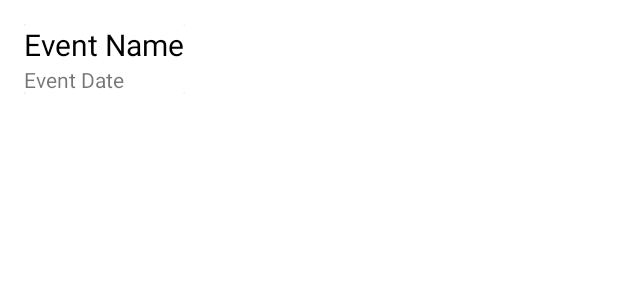
After one commit to CMPUT301F24employ/employ-events, an Android app: the layout facility_event.xml on its own in the app's theme, with its tools: preview values and no code run, on a phone screen of 412 x 824 dp. The commit adds this screen. Shown: the top 300 px of the screen. Run offline under Robolectric (Android 15) with nearby library versions, the phone set to English and light mode, and no system bars.

Commit message:
Made a working recyclerview for when an organizer wants to scroll through events in their facility

```diff
--- /dev/null
+++ b/app/src/main/res/layout/facility_event.xml
@@ -0,0 +1,35 @@
+<?xml version="1.0" encoding="utf-8"?>
+<!--Need to use wrap_content in order to get rid of big spaces-->
+<LinearLayout xmlns:android="http://schemas.android.com/apk/res/android"
+    android:layout_width="wrap_content"
+    android:layout_height="wrap_content"
+    android:orientation="vertical"
+    android:padding="16dp">
+
+    <androidx.cardview.widget.CardView
+        android:id="@+id/event_card"
+        android:layout_width="wrap_content"
+        android:layout_height="wrap_content">
+
+        <LinearLayout
+            android:layout_width="match_parent"
+            android:layout_height="match_parent"
+            android:orientation="vertical">
+
+            <TextView
+                android:id="@+id/event_card_name"
+                android:layout_width="match_parent"
+                android:layout_height="wrap_content"
+                android:text="Event Name"
+                android:textAllCaps="false"
+                android:textColor="@color/black"
+                android:textSize="20sp" />
+
+            <TextView
+                android:id="@+id/event_card_date"
+                android:layout_width="match_parent"
+                android:layout_height="wrap_content"
+                android:text="Event Date" />
+        </LinearLayout>
+    </androidx.cardview.widget.CardView>
+</LinearLayout>
--- a/app/src/main/res/layout/fragment_registered_events.xml
+++ b/app/src/main/res/layout/fragment_registered_events.xml
@@ -22,7 +22,7 @@
         app:layout_constraintVertical_bias="0.023" />
 
     <ListView
-        android:id="@+id/listView"
+        android:id="@+id/facility_events"
         android:layout_width="0dp"
         android:layout_height="0dp"
         app:layout_constraintBottom_toBottomOf="parent"
```
Also changed, not shown: app/src/main/java/com/example/employ_events/ui/events/AddEventFragment.java (+7 -1 lines), app/src/main/java/com/example/employ_events/ui/events/Event.java (+15 -0 lines), app/src/main/java/com/example/employ_events/ui/facility/FacilityEventsAdapter.java (added, +75 -0 lines), app/src/main/java/com/example/employ_events/ui/facility/FacilityFragment.java (+52 -10 lines), app/src/main/res/layout/fragment_facility.xml (+9 -12 lines).
